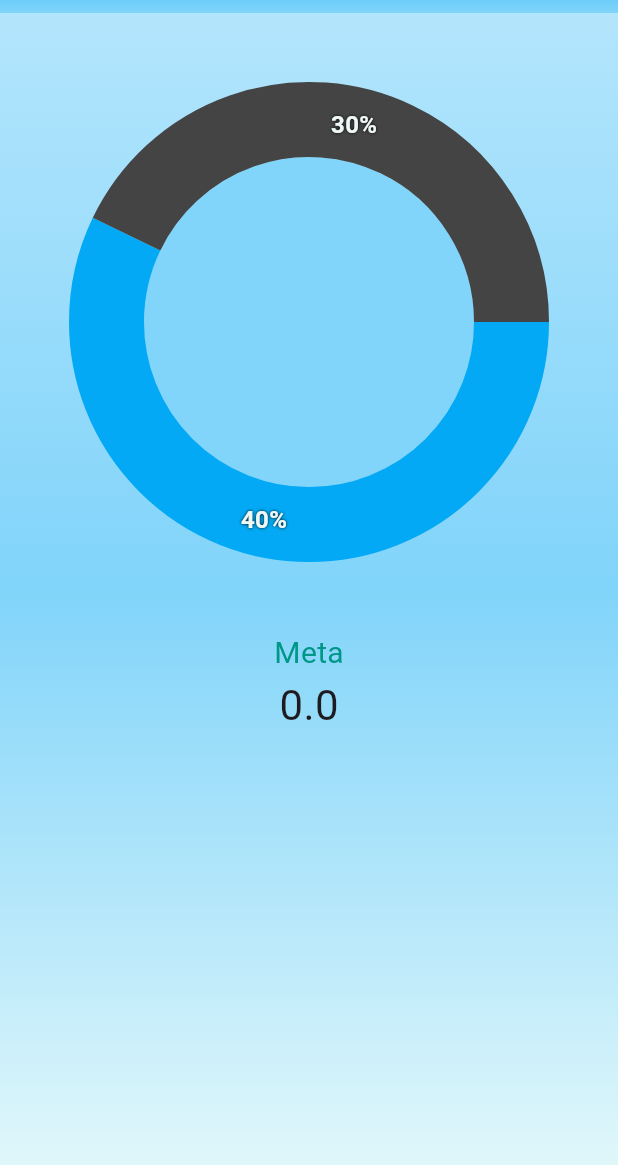
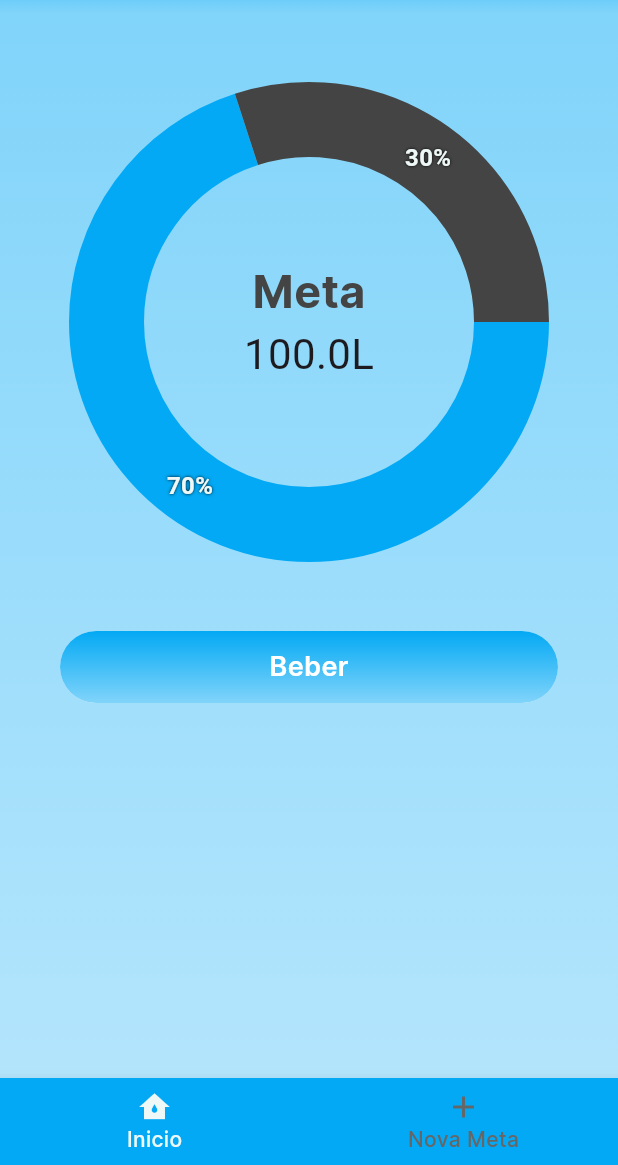
Before and after one commit to RenanMota-03/aquify_app, a Flutter app: the HomePage screen opened by its route, on a phone screen of 412 x 824 dp, the part 71-1236 px from its top. Run offline on Flutter 3.47's test engine with Material 3 defaults, Android fonts, the phone set to English and light mode, and no system bars; drawn by our look-alikes of fl_chart; our stand-ins replace firebase_auth, firebase_core, flutter_dotenv, flutter_riverpod, flutter_secure_storage, get_it; accounts and stored records are empty.

Commit message:
add dot_env, continuação da homePage,add pagina de adicionar metas, add bottom_navigation_bar, add widget custom_datetime_form_field,mudanças no custom_form_field, nova cor, correções de erros de login

```diff
--- a/lib/common/constants/app_colors.dart
+++ b/lib/common/constants/app_colors.dart
@@ -4,10 +4,10 @@ class AppColors {
   AppColors._();
   static const Color blueOne = Color(0xFF03A9F4);
   static const Color blueTwo = Color(0xFF81D4FA);
+  static const Color blueThree = Color(0xFFB3E5FC);
   static const List<Color> blueGradient = [
+    Color(0xFF81D4FA),
     Color(0xFFB3E5FC),
-    Color(0xFF81D4FA),
-    Color(0xFFE0F7FA),
   ];
   static const List<Color> blue2Gradient = [
     Color(0xFF03A9F4),
--- /dev/null
+++ b/lib/common/widgets/custom_background_container.dart
@@ -0,0 +1,23 @@
+import 'package:flutter/material.dart';
+
+import '../constants/app_colors.dart';
+
+class CustomBackgroundContainer extends StatelessWidget {
+  const CustomBackgroundContainer({super.key, this.child});
+  final Widget? child;
+  @override
+  Widget build(BuildContext context) {
+    return Container(
+      height: MediaQuery.of(context).size.height,
+      width: MediaQuery.of(context).size.width,
+      decoration: BoxDecoration(
+        gradient: LinearGradient(
+          colors: AppColors.blueGradient,
+          begin: Alignment.topCenter,
+          end: Alignment.bottomCenter,
+        ),
+      ),
+      child: child,
+    );
+  }
+}
--- a/lib/common/widgets/grafic_circular.dart
+++ b/lib/common/widgets/grafic_circular.dart
@@ -1,12 +1,11 @@
 import 'dart:developer';
+import 'package:aquify_app/common/constants/app_text_styles.dart';
 import 'package:fl_chart/fl_chart.dart';
 import 'package:flutter/material.dart';
 import '../constants/app_colors.dart'; // Ajuste o caminho para o seu projeto
 
 class GraficCircularWidget extends StatefulWidget {
-  final ValueChanged<int> onSectionTouched;
-
-  const GraficCircularWidget({super.key, required this.onSectionTouched});
+  const GraficCircularWidget({super.key});
 
   @override
   State<GraficCircularWidget> createState() => _GraficCircularWidgetState();
@@ -14,12 +13,15 @@ class GraficCircularWidget extends StatefulWidget {
 
 class _GraficCircularWidgetState extends State<GraficCircularWidget> {
   int touchedIndex = -1;
-
+  double graficoValor = 100;
+  String graficoLabel = 'Meta';
   @override
   Widget build(BuildContext context) {
-    return PieChart(
+    return Stack(
+      alignment: Alignment.center,
+      children: [
+        PieChart(
           PieChartData(
-        centerSpaceColor: AppColors.blueTwo,
             sectionsSpace: 0,
             centerSpaceRadius: 110,
             sections: showingSections(),
@@ -32,16 +34,30 @@ class _GraficCircularWidgetState extends State<GraficCircularWidget> {
                       pieTouchResponse.touchedSection == null) {
                     // Reset when the user releases or taps outside a section
                     touchedIndex = -1;
-                widget.onSectionTouched(touchedIndex); // Notify parent
+                    setGraficoDados(touchedIndex); // Notify parent
                     return;
                   }
                   touchedIndex =
                       pieTouchResponse.touchedSection!.touchedSectionIndex;
-              widget.onSectionTouched(touchedIndex); // Notify parent
+                  setGraficoDados(touchedIndex); // Notify parent
                 });
               },
             ),
           ),
+        ),
+        Column(
+          mainAxisAlignment: MainAxisAlignment.center,
+          children: [
+            Text(
+              graficoLabel,
+              style: AppTextStyles.mediumText30.copyWith(
+                color: AppColors.darkGrey,
+              ),
+            ),
+            Text("${graficoValor}L", style: TextStyle(fontSize: 28)),
+          ],
+        ),
+      ],
     );
   }
 
@@ -55,8 +71,8 @@ class _GraficCircularWidgetState extends State<GraficCircularWidget> {
         case 0:
           return PieChartSectionData(
             color: AppColors.blueOne,
-            value: 40,
-            title: '40%',
+            value: 70,
+            title: '70%',
             radius: radius,
             titleStyle: TextStyle(
               fontSize: fontSize,
@@ -84,4 +100,17 @@ class _GraficCircularWidgetState extends State<GraficCircularWidget> {
       }
     });
   }
+
+  setGraficoDados(index) {
+    if (index < 0) {
+      graficoLabel = 'Meta';
+      graficoValor = 100;
+    } else if (index == 1) {
+      graficoLabel = 'Restante';
+      graficoValor = 30;
+    } else {
+      graficoLabel = "Bebido";
+      graficoValor = 70;
     }
+  }
+}
--- a/lib/common/widgets/primary_button.dart
+++ b/lib/common/widgets/primary_button.dart
@@ -14,6 +14,7 @@ class PrimaryButton extends StatelessWidget {
   @override
   Widget build(BuildContext context) {
     return Material(
+      borderRadius: _borderRadius,
       child: Ink(
         height: 48.0,
         decoration: BoxDecoration(
--- /dev/null
+++ b/lib/features/goals/goalspage.dart
@@ -0,0 +1,33 @@
+import 'package:flutter/material.dart';
+import '../../common/widgets/custom_background_container.dart';
+import '../../common/widgets/grafic_circular.dart';
+import '../../common/widgets/primary_button.dart';
+
+class GoalsPage extends StatefulWidget {
+  const GoalsPage({super.key});
+
+  @override
+  State<GoalsPage> createState() => _GoalspageState();
+}
+
+class _GoalspageState extends State<GoalsPage> {
+  @override
+  Widget build(BuildContext context) {
+    return Scaffold(
+      body: Align(
+        child: CustomBackgroundContainer(
+          child: Column(
+            children: [
+              AspectRatio(aspectRatio: 1, child: GraficCircularWidget()),
+
+              Padding(
+                padding: const EdgeInsets.only(left: 40, right: 40),
+                child: PrimaryButton(text: "Beber", onPressed: () {}),
+              ),
+            ],
+          ),
+        ),
+      ),
+    );
+  }
+}
--- a/lib/features/home/homepage.dart
+++ b/lib/features/home/homepage.dart
@@ -1,8 +1,8 @@
 import 'package:aquify_app/common/constants/app_colors.dart';
 import 'package:aquify_app/common/constants/app_text_styles.dart';
+import 'package:aquify_app/features/goals/goalspage.dart';
+import 'package:aquify_app/features/goals/newgoals/newgoalspage.dart';
 import 'package:flutter/material.dart';
-
-import '../../common/widgets/grafic_circular.dart';
 
 class HomePage extends StatefulWidget {
   const HomePage({super.key});
@@ -12,9 +12,20 @@ class HomePage extends StatefulWidget {
 }
 
 class _HomePageState extends State<HomePage> {
-  int touchedIndex = -1;
-  double graficoValor = 0;
-  String graficoLabel = 'Meta';
+  int pageAtual = 0;
+  late PageController pageController;
+  @override
+  void initState() {
+    super.initState();
+    pageController = PageController(initialPage: pageAtual);
+  }
+
+  setPageAtual(page) {
+    setState(() {
+      pageAtual = page;
+    });
+  }
+
   @override
   Widget build(BuildContext context) {
     return Scaffold(
@@ -35,49 +46,42 @@ class _HomePageState extends State<HomePage> {
           ),
         ),
       ),
-      body: Align(
-        child: Container(
-          height: MediaQuery.of(context).size.height,
-          width: MediaQuery.of(context).size.width,
-          decoration: BoxDecoration(
-            gradient: LinearGradient(
-              colors: AppColors.blueGradient,
-              begin: Alignment.topCenter,
-              end: Alignment.bottomCenter,
-            ),
+
+      body: PageView(
+        controller: pageController,
+        onPageChanged: setPageAtual,
+        children: [GoalsPage(), NewGoalsPage()],
+      ),
+      bottomNavigationBar: BottomNavigationBar(
+        currentIndex: pageAtual,
+        backgroundColor: AppColors.blueOne,
+        selectedLabelStyle: AppTextStyles.smallText,
+        unselectedLabelStyle: AppTextStyles.smallText,
+        selectedItemColor: AppColors.iceWhite,
+        unselectedItemColor: AppColors.grey,
+        selectedIconTheme: IconThemeData(color: AppColors.iceWhite),
+        unselectedIconTheme: IconThemeData(color: AppColors.grey),
+
+        items: [
+          BottomNavigationBarItem(
+            icon: Icon(Icons.water_damage),
+            label: "Inicio",
+            tooltip: "Inicio",
           ),
-          child: Column(
-            children: [
-              AspectRatio(
-                aspectRatio: 1,
-                child: GraficCircularWidget(onSectionTouched: setGraficoDados),
-              ),
-              Column(
-                children: [
-                  Text(
-                    graficoLabel,
-                    style: TextStyle(fontSize: 20, color: Colors.teal),
-                  ),
-                  Text("$graficoValor", style: TextStyle(fontSize: 28)),
-                ],
-              ),
-            ],
+          BottomNavigationBarItem(
+            icon: Icon(Icons.add),
+            label: "Nova Meta",
+            tooltip: "Nova Meta",
           ),
-        ),
+        ],
+        onTap: (page) {
+          pageController.animateToPage(
+            page,
+            duration: Duration(milliseconds: 400),
+            curve: Curves.ease,
+          );
+        },
       ),
     );
   }
-
-  setGraficoDados(index) {
-    if (index < 0) {
-      graficoLabel = 'Meta';
-      graficoValor = 0;
-    } else if (index == 1) {
-      graficoLabel = 'Saldo';
-      graficoValor = 123;
-    } else {
-      graficoLabel = "Teste";
-      graficoValor = 12;
-    }
-  }
 }
--- a/lib/features/sign_in/signinpage.dart
+++ b/lib/features/sign_in/signinpage.dart
@@ -48,7 +48,11 @@ class _SignInPageState extends State<SignInPage> {
       }
       if (_controller.state is SignInStateSuccess) {
         Navigator.pop(context);
-        Navigator.pushNamed(context, NamedRoute.home);
+        Navigator.pushNamedAndRemoveUntil(
+          context,
+          NamedRoute.home,
+          (Route<dynamic> route) => false,
+        );
       }
       if (_controller.state is SignInStateError) {
         final error = _controller.state as SignInStateError;
--- a/lib/features/sign_up/signuppage.dart
+++ b/lib/features/sign_up/signuppage.dart
@@ -51,7 +51,7 @@ class _SignUpPageState extends State<SignUpPage> {
       }
       if (_controller.state is SignUpStateSuccess) {
         Navigator.pop(context);
-        Navigator.pushNamed(context, NamedRoute.home);
+        Navigator.pushReplacementNamed(context, NamedRoute.home);
       }
       if (_controller.state is SignUpStateError) {
         final error = _controller.state as SignUpStateError;
--- a/lib/locator.dart
+++ b/lib/locator.dart
@@ -11,7 +11,7 @@ final locator = GetIt.instance;
 void setupDependencies() {
   locator.registerLazySingleton<AuthService>(() => FirebaseAuthService());
   locator.registerFactory<SignInController>(
-    () => SignInController(locator.get<AuthService>()),
+    () => SignInController(locator.get<AuthService>(), SecureStorage()),
   );
   locator.registerFactory<SignUpController>(
     () => SignUpController(locator.get<AuthService>()),
--- a/lib/main.dart
+++ b/lib/main.dart
@@ -1,5 +1,7 @@
 import 'package:firebase_core/firebase_core.dart';
 import 'package:flutter/material.dart';
+import 'package:flutter/services.dart';
+import 'package:flutter_dotenv/flutter_dotenv.dart';
 import 'package:flutter_riverpod/flutter_riverpod.dart';
 
 import 'app.dart';
@@ -8,7 +10,11 @@ import 'locator.dart';
 
 void main() async {
   WidgetsFlutterBinding.ensureInitialized();
+
+  await dotenv.load(fileName: ".env");
   await Firebase.initializeApp(options: DefaultFirebaseOptions.currentPlatform);
+
+  await SystemChrome.setPreferredOrientations([DeviceOrientation.portraitUp]);
   setupDependencies();
   runApp(ProviderScope(child: const App()));
 }
--- a/lib/services/auth_service.dart
+++ b/lib/services/auth_service.dart
@@ -7,4 +7,6 @@ abstract class AuthService {
     required String password,
   });
   Future<UserModel> signIn({required String email, required String password});
+
+  Future<void> signOut();
 }
--- a/pubspec.yaml
+++ b/pubspec.yaml
@@ -40,6 +40,7 @@ dependencies:
   flutter_secure_storage: ^9.2.4
   get_it: ^8.0.3
   fl_chart: ^0.70.2
+  flutter_dotenv: ^5.2.1
 
 dev_dependencies:
   flutter_test:
@@ -65,6 +66,7 @@ flutter:
 
   assets:
     - assets/images/
+    - .env
   # An image asset can refer to one or more resolution-specific "variants", see
   # https://flutter.dev/to/resolution-aware-images
 
```
Also changed, not shown: lib/common/widgets/custom_datetime_form_field.dart (added, +41 -0 lines), lib/common/widgets/custom_text_form_field.dart (+21 -5 lines), lib/features/goals/newgoals/newgoalspage.dart (added, +78 -0 lines), lib/features/sign_in/sign_in_controller.dart (+10 -3 lines), lib/services/firebase_auth_service.dart (+9 -0 lines), lib/firebase_options.dart, pubspec.lock, 1 other file. Lines whose indentation alone changed are shown as unchanged.
